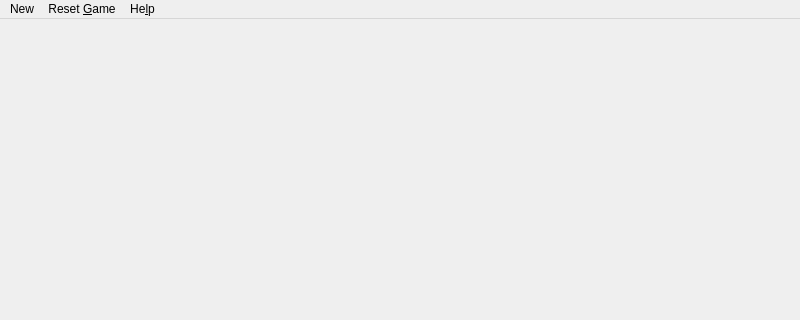
The window that ludo.ui (sadanand-singh/ludoGame) describes before a commit, drawn with Qt 5; both pictures show x 0 to 800 and y 0 to 320 of the 800 by 600 pixel window.
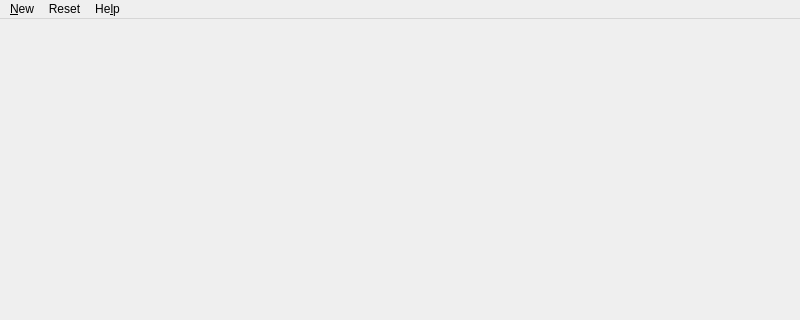
The same window after the commit.

The edit to the form file:
```diff
--- a/ludo.ui
+++ b/ludo.ui
@@ -34,7 +34,7 @@
    </property>
    <widget class="QMenu" name="menuNew_Game">
     <property name="title">
-     <string>New</string>
+     <string>&amp;New</string>
     </property>
     <addaction name="action1_Player"/>
     <addaction name="actionLoad_Game_2"/>
@@ -43,9 +43,9 @@
     <addaction name="separator"/>
     <addaction name="actionQuit"/>
    </widget>
-   <widget class="QMenu" name="menuReset_Game">
+   <widget class="QMenu" name="menuReset">
     <property name="title">
-     <string>Reset &amp;Game</string>
+     <string>Reset</string>
     </property>
    </widget>
    <widget class="QMenu" name="menuHelp">
@@ -56,7 +56,7 @@
     <addaction name="actionAbout_Ludo"/>
    </widget>
    <addaction name="menuNew_Game"/>
-   <addaction name="menuReset_Game"/>
+   <addaction name="menuReset"/>
    <addaction name="menuHelp"/>
   </widget>
   <widget class="QStatusBar" name="statusbar"/>
```
Left out of the diff: 62 changed lines with no effect on the pictures.
